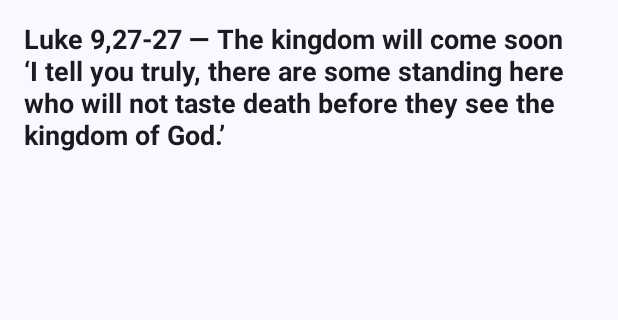
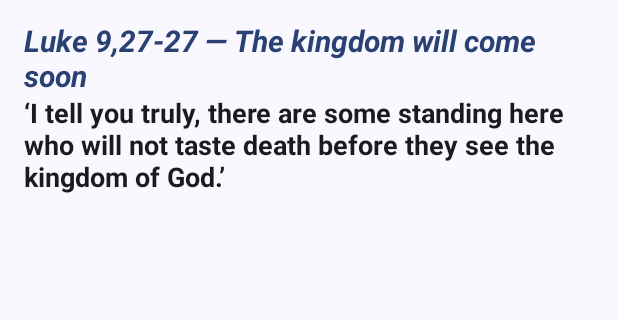
Before and after one commit to rkociniewski/gac, an Android app built with Jetpack Compose: the screen it shows after launch (MainActivity), on a phone screen of 412 x 824 dp, the part 96-416 px from its top. Run offline under Robolectric (Android 15) with nearby library versions, the phone set to English and light mode, and no system bars; our stand-ins replace Dagger/Hilt's generated code; libraries missing offline, so code that uses them is left out: androidx.hilt.lifecycle.

Commit message:
improve(ui): improve pericope header highlighting

```diff
--- a/app/build.gradle.kts
+++ b/app/build.gradle.kts
@@ -58,8 +58,8 @@ android {
         applicationId = "pl.rk.gac"
         minSdk = 31
         targetSdk = 36
-        versionCode = 20
-        versionName = "1.4.6"
+        versionCode = 21
+        versionName = "1.4.7"
         buildToolsVersion = "36.0.0"
         testInstrumentationRunner = "androidx.test.runner.AndroidJUnitRunner"
     }
--- a/app/src/main/kotlin/pl/rk/gac/ui/pericope/PericopeItem.kt
+++ b/app/src/main/kotlin/pl/rk/gac/ui/pericope/PericopeItem.kt
@@ -1,11 +1,16 @@
 package pl.rk.gac.ui.pericope
 
 import androidx.compose.foundation.layout.fillMaxWidth
+import androidx.compose.material3.MaterialTheme
 import androidx.compose.material3.Text
 import androidx.compose.runtime.Composable
 import androidx.compose.ui.Modifier
+import androidx.compose.ui.text.SpanStyle
 import androidx.compose.ui.text.TextStyle
+import androidx.compose.ui.text.buildAnnotatedString
+import androidx.compose.ui.text.font.FontStyle
 import androidx.compose.ui.text.font.FontWeight
+import androidx.compose.ui.text.withStyle
 import androidx.compose.ui.unit.sp
 import pl.rk.gac.model.Pericope
 
@@ -20,10 +25,23 @@ import pl.rk.gac.model.Pericope
  */
 @Composable
 fun PericopeItem(pericope: Pericope, isMain: Boolean, fontSize: Float) {
+    val annotatedText = buildAnnotatedString {
+        withStyle(style = SpanStyle(
+            fontStyle = FontStyle.Italic,
+            fontSize = (fontSize * 1.1).sp,
+            color = MaterialTheme.colorScheme.primary
+        )) {
+            append("${pericope.reference} — ${pericope.title}")
+        }
+        append("\n")
+        append(pericope.text)
+    }
+
     Text(
-        text = "${pericope.reference} — ${pericope.title}\n${pericope.text}",
+        text = annotatedText,
         fontWeight = if (isMain) FontWeight.Bold else FontWeight.Normal,
         style = TextStyle(fontSize = fontSize.sp),
-        modifier = Modifier.fillMaxWidth()
+        modifier = Modifier.fillMaxWidth(),
+        color = MaterialTheme.colorScheme.onBackground
     )
 }
```
Also changed, not shown: 1 other file.
